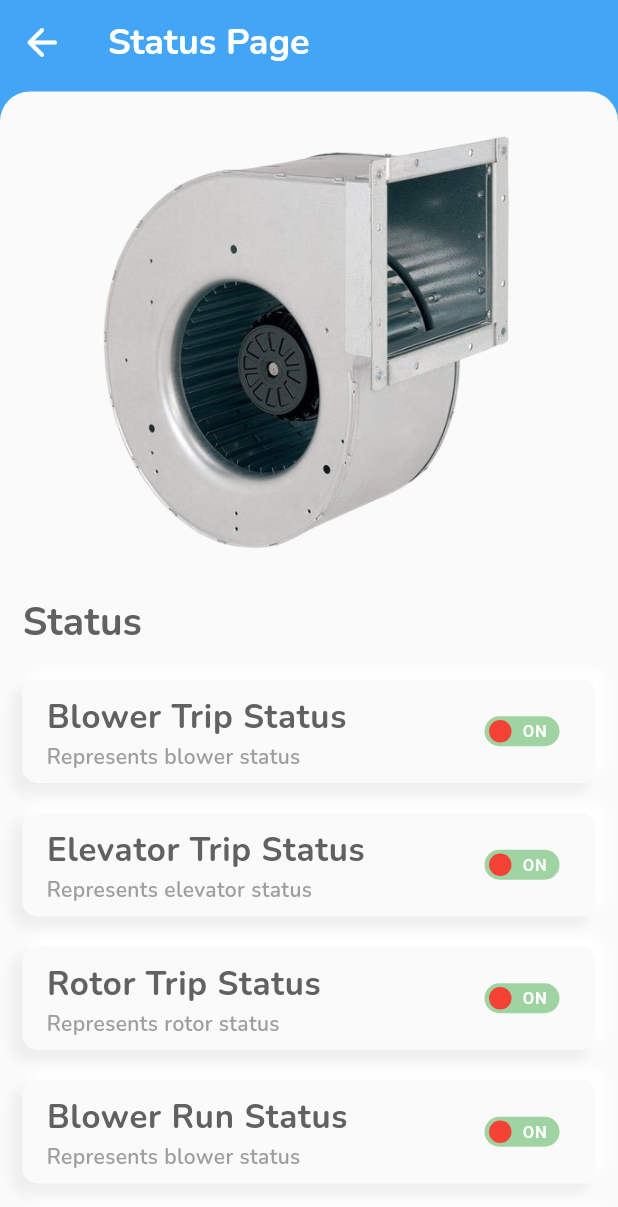
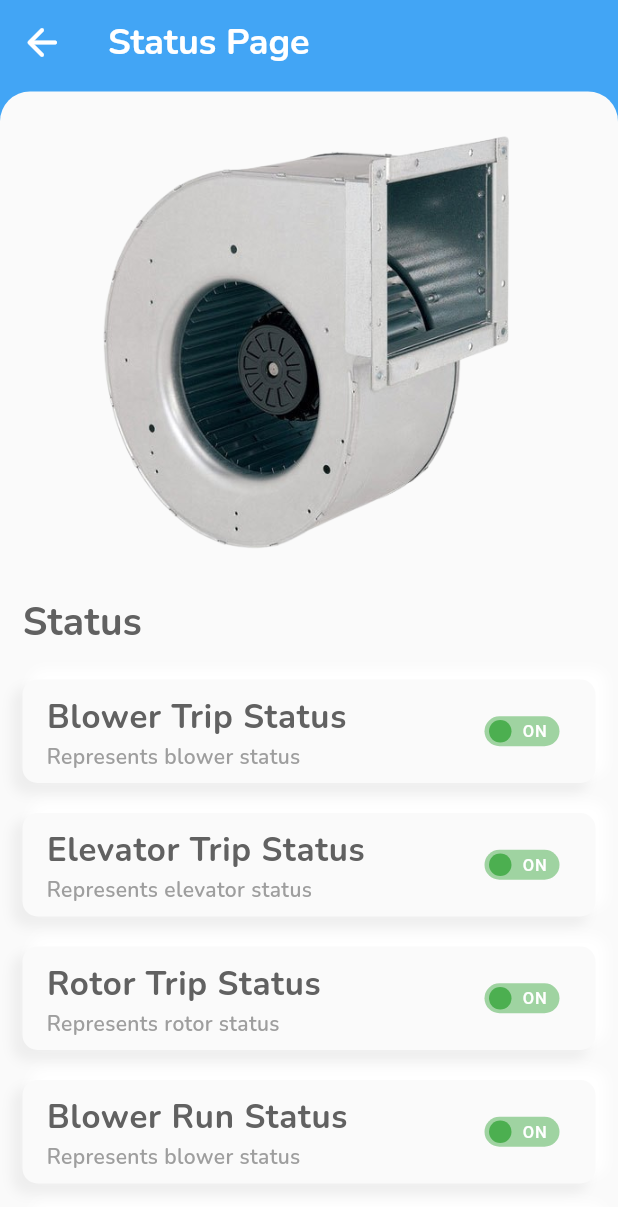
Before and after one commit to Sathwikkd/skf-dashboard-app, a Flutter app: the StatusPage screen opened by its route, on a phone screen of 412 x 824 dp. Shown: the top 1207 px of the screen. Run offline on Flutter 3.47's test engine with Material 3 defaults, Android fonts, the phone set to English and light mode, and no system bars; our stand-ins replace flutter_bloc, google_fonts, syncfusion_flutter_gauges; missing offline and left inert: mqtt_client.

Commit message:
no issue

```diff
--- a/lib/features/status/widgets/status_page_card.dart
+++ b/lib/features/status/widgets/status_page_card.dart
@@ -64,7 +64,7 @@ class StatusPageCard extends StatelessWidget {
                 width: 15,
                 height: 15,
                 decoration: BoxDecoration(
-                    color: status == "0" ? Colors.red : Colors.green,
+                    color: status == "81" ? Colors.red : Colors.green,
                     borderRadius: BorderRadius.circular(20)),
               ),
               Text(
--- a/lib/generated_routes.dart
+++ b/lib/generated_routes.dart
@@ -3,6 +3,7 @@ import 'package:flutter_bloc/flutter_bloc.dart';
 import 'package:skf_project/features/active_device/bloc/temperature_bloc.dart';
 import 'package:skf_project/features/active_device/pages/temp_and_pid.dart';
 import 'package:skf_project/features/home/pages/home_page.dart';
+import 'package:skf_project/features/recipe_temp/bloc/recipe_bloc.dart';
 import 'package:skf_project/features/recipe_temp/pages/recipe_page.dart';
 import 'package:skf_project/features/status/bloc/status_bloc.dart';
 import 'package:skf_project/features/status/pages/status_page.dart';
@@ -25,7 +26,10 @@ class Routes {
         );
       case "/recipe":
         return MaterialPageRoute(
-          builder: (context) => const RecipePage(),
+          builder: (context) => BlocProvider(
+            create: (context) => RecipeBloc(mqttClientManager: MqttClientManager()),
+            child: const RecipePage(),
+          ),
         );
       case "/status":
         return MaterialPageRoute(
```
